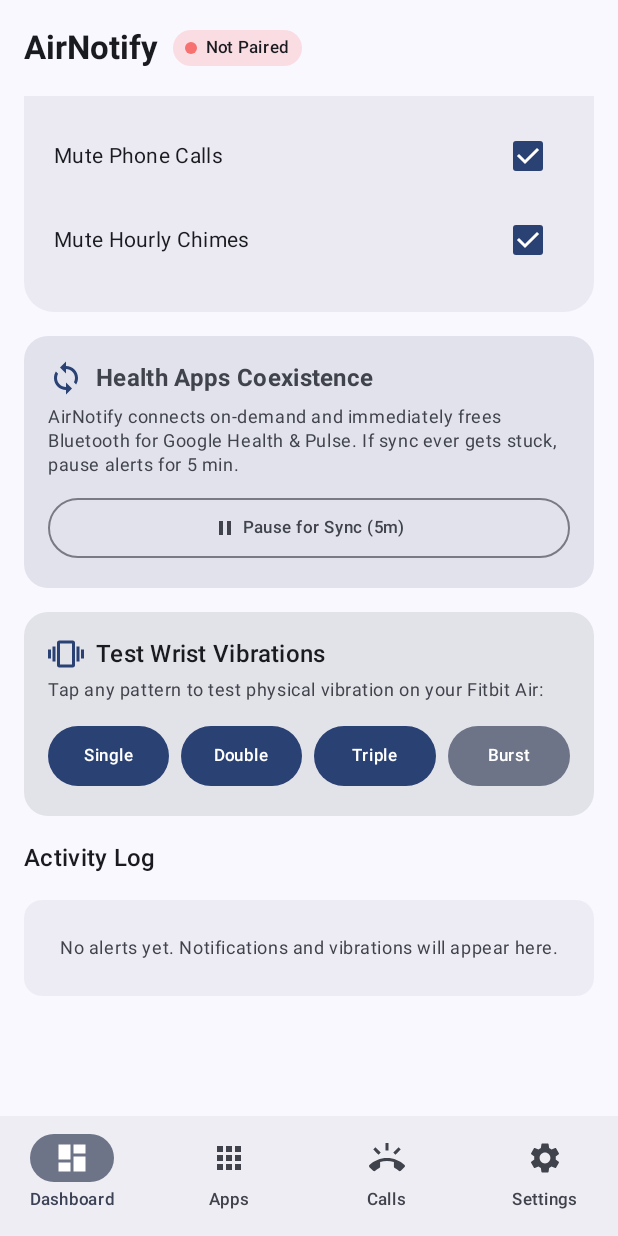
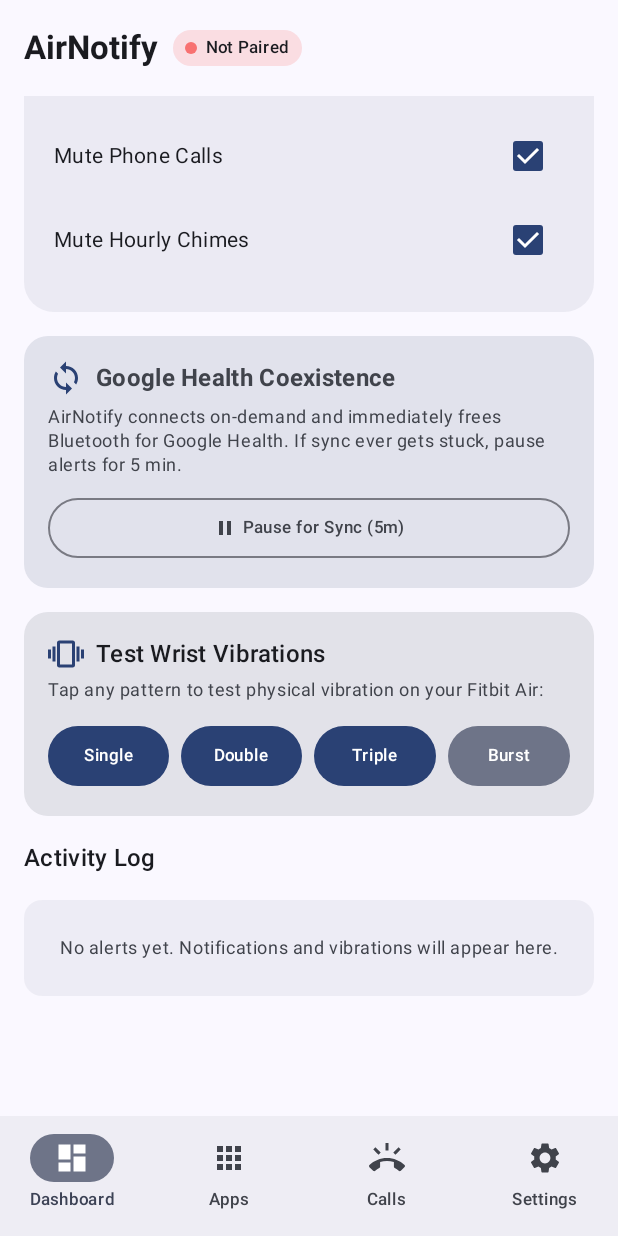
Before and after one commit to qir3k/airnotify-by-qirke, an Android app built with Jetpack Compose: the screen it shows after launch (MainActivity), scrolled down 603 dp, on a phone screen of 412 x 824 dp. Run offline under Robolectric (Android 15) with nearby library versions, the phone set to English and light mode, and no system bars; our stand-ins replace RxJava, Timber; libraries missing offline, so code that uses them is left out: com.fitbit.goldengate; 1 statement that could not run was skipped.

Commit message:
Focus coexistence purely on Google Health, remove SonixLink and secondary app mentions

```diff
--- a/app/src/main/java/com/qirke/airnotify/ble/BleCoexistenceManager.kt
+++ b/app/src/main/java/com/qirke/airnotify/ble/BleCoexistenceManager.kt
@@ -12,24 +12,21 @@ object BleCoexistenceManager {
     /** Delay in milliseconds to allow Android's Bluetooth daemon (Fluoride/BlueDroid) to cleanly flush L2CAP channels after disconnect */
     const val RADIO_SETTLE_MILLIS = 250L
 
-    /** Extended delay when a busy/133 error occurred to allow other companion apps (Google Health / Pulse) to finish their sync transfer */
+    /** Extended delay when a busy/133 error occurred to allow Google Health to finish its background sync transfer */
     const val SYNC_COLLISION_BACKOFF_MILLIS = 1500L
 
     private val isSyncCollisionDetected = AtomicBoolean(false)
     private val lastCollisionTime = AtomicLong(0L)
 
     val KNOWN_HEALTH_APPS = listOf(
-        "com.fitbit.FitbitMobile" to "Fitbit / Google Health",
-        "com.google.android.apps.fitness" to "Google Fit",
-        "com.google.android.apps.healthdata" to "Health Connect",
-        "dev.airpulse.pulse" to "Pulse",
-        "com.airpulse.pulse" to "Pulse"
+        "com.fitbit.FitbitMobile" to "Google Health / Fitbit",
+        "com.google.android.apps.fitness" to "Google Fit"
     )
 
     fun markCollision() {
         isSyncCollisionDetected.set(true)
         lastCollisionTime.set(System.currentTimeMillis())
-        Timber.w("BleCoexistenceManager: Detected BLE conflict with health sync. Applying backoff.")
+        Timber.w("BleCoexistenceManager: Detected BLE conflict with Google Health sync. Applying backoff.")
     }
 
     fun isRecentCollision(): Boolean {
--- a/app/src/main/java/com/qirke/airnotify/ui/screens/DashboardScreen.kt
+++ b/app/src/main/java/com/qirke/airnotify/ui/screens/DashboardScreen.kt
@@ -437,7 +437,7 @@ fun DashboardScreen(
                             )
                             Spacer(modifier = Modifier.width(8.dp))
                             Text(
-                                text = if (isSyncPaused) "Health Sync Pause Active" else "Health Apps Coexistence",
+                                text = if (isSyncPaused) "Google Health Sync Pause Active" else "Google Health Coexistence",
                                 style = MaterialTheme.typography.titleMedium,
                                 fontWeight = FontWeight.Bold
                             )
@@ -461,9 +461,9 @@ fun DashboardScreen(
                     Text(
                         text = if (isSyncPaused) {
                             val remainMin = (prefs.getSyncPauseRemainingMillis() / 60_000L) + 1
-                            "Alerts are paused for ~${remainMin} min so Google Health or Pulse can sync without Bluetooth conflicts."
+                            "Alerts are paused for ~${remainMin} min so Google Health can sync without Bluetooth conflicts."
                         } else {
-                            "AirNotify connects on-demand and immediately frees Bluetooth for Google Health & Pulse. If sync ever gets stuck, pause alerts for 5 min."
+                            "AirNotify connects on-demand and immediately frees Bluetooth for Google Health. If sync ever gets stuck, pause alerts for 5 min."
                         },
                         style = MaterialTheme.typography.bodySmall,
                         color = MaterialTheme.colorScheme.onSurfaceVariant
--- a/app/src/main/java/com/qirke/airnotify/ui/screens/SettingsScreen.kt
+++ b/app/src/main/java/com/qirke/airnotify/ui/screens/SettingsScreen.kt
@@ -78,7 +78,7 @@ fun SettingsScreen() {
             )
         }
 
-        // --- IN-APP UPDATER CARD (Like SonixLink) ---
+        // --- IN-APP UPDATER CARD ---
         item {
             ElevatedCard(
                 modifier = Modifier.fillMaxWidth(),
```
Also changed, not shown: 1 other file.
